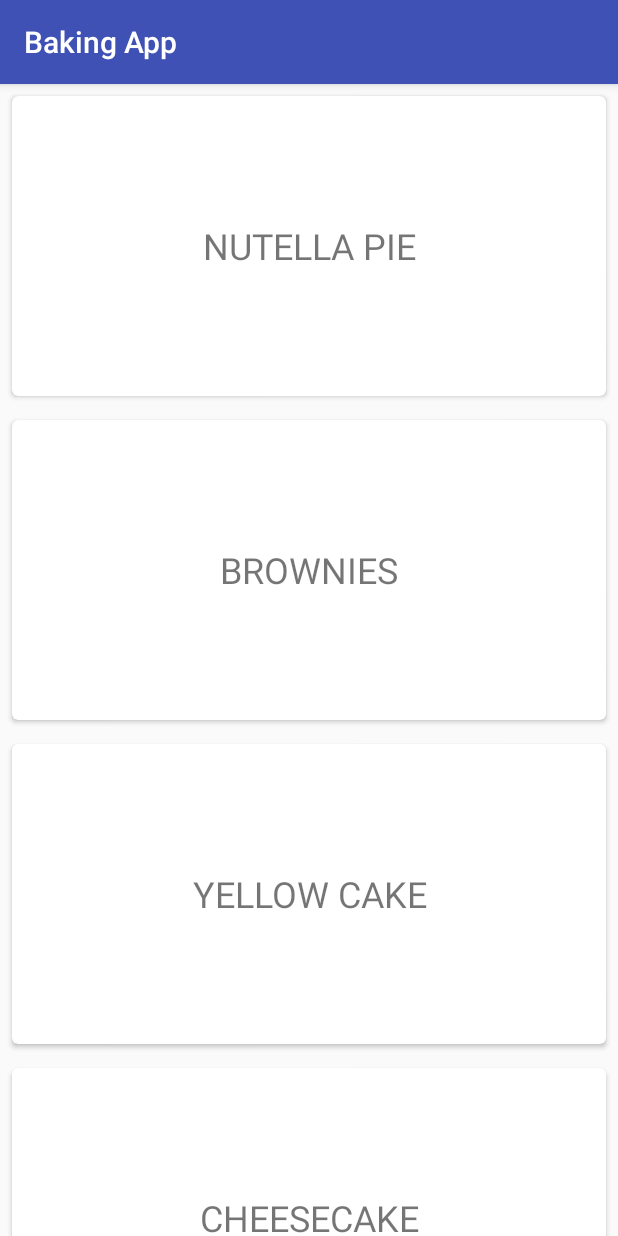
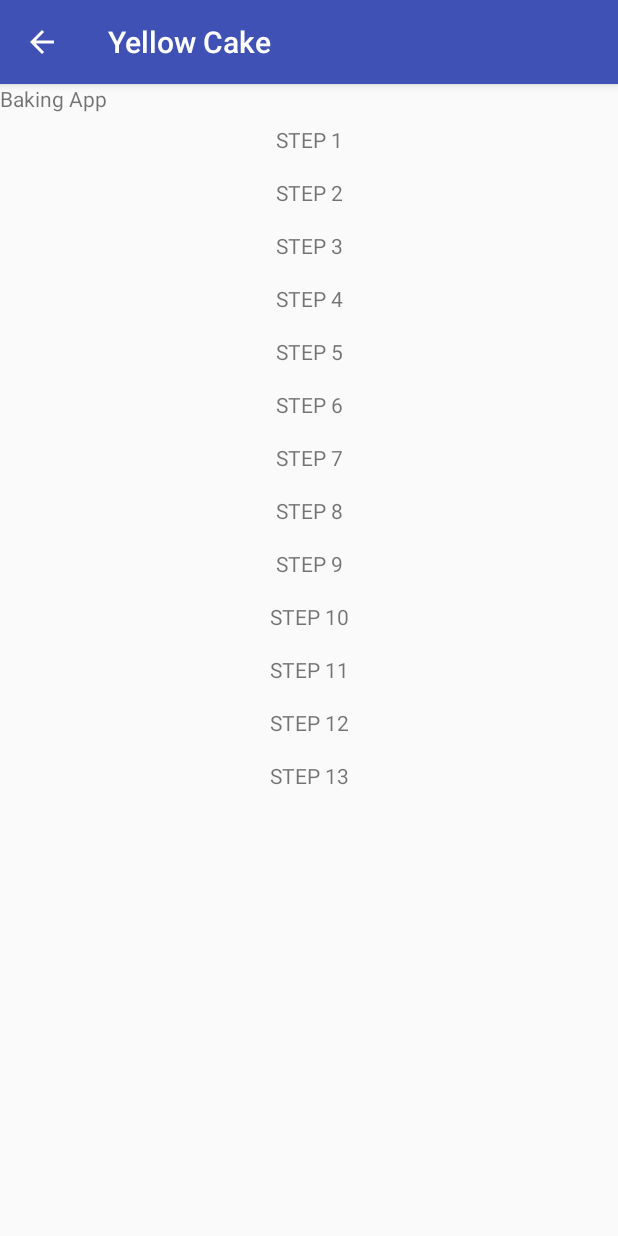
Before and after one commit to svroye/BakingApp, an Android app: the screen it shows after launch (RecipesActivity before the commit, RecipeDetailActivity after it), after a tap on "YELLOW CAKE", on a phone screen of 412 x 824 dp. Run offline under Robolectric (Android 15) with nearby library versions, the phone set to English and light mode, and no system bars.

Commit message:
Add detail activity and fragments

```diff
--- /dev/null
+++ b/app/src/main/java/com/example/steven/bakingapp/Adapters/StepsAdapter.java
@@ -0,0 +1,50 @@
+package com.example.steven.bakingapp.Adapters;
+
+import android.support.v7.widget.RecyclerView;
+import android.view.LayoutInflater;
+import android.view.View;
+import android.view.ViewGroup;
+import android.widget.TextView;
+
+import com.example.steven.bakingapp.R;
+
+/**
+ * Created by Steven on 29/04/2018.
+ */
+
+public class StepsAdapter extends RecyclerView.Adapter<StepsAdapter.StepsViewHolder> {
+
+    private int steps;
+
+    public StepsAdapter(int steps) {
+        this.steps = steps;
+    }
+
+    @Override
+    public StepsViewHolder onCreateViewHolder(ViewGroup parent, int viewType) {
+        View view = LayoutInflater.from(parent.getContext()).inflate(R.layout.steps_list_item,
+                parent, false);
+        StepsViewHolder viewHolder = new StepsViewHolder(view);
+        return viewHolder;
+    }
+
+    @Override
+    public void onBindViewHolder(StepsViewHolder holder, int position) {
+        holder.stepNumberTv.setText("STEP " + (position + 1));
+    }
+
+    @Override
+    public int getItemCount() {
+        return steps;
+    }
+
+    public class StepsViewHolder extends RecyclerView.ViewHolder {
+
+        TextView stepNumberTv;
+
+        public StepsViewHolder(View itemView) {
+            super(itemView);
+            stepNumberTv = itemView.findViewById(R.id.stepsListItem_stepTv);
+        }
+    }
+}
--- /dev/null
+++ b/app/src/main/java/com/example/steven/bakingapp/Fragments/RecipeDetailFragment.java
@@ -0,0 +1,52 @@
+package com.example.steven.bakingapp.Fragments;
+
+import android.os.Bundle;
+import android.support.annotation.Nullable;
+import android.support.v4.app.Fragment;
+import android.support.v7.widget.LinearLayoutManager;
+import android.support.v7.widget.RecyclerView;
+import android.util.Log;
+import android.view.LayoutInflater;
+import android.view.View;
+import android.view.ViewGroup;
+
+import com.example.steven.bakingapp.Adapters.StepsAdapter;
+import com.example.steven.bakingapp.Objects.RecipeStep;
+import com.example.steven.bakingapp.R;
+
+import java.util.ArrayList;
+
+/**
+ * Created by Steven on 29/04/2018.
+ */
+
+public class RecipeDetailFragment extends Fragment {
+
+    ArrayList<RecipeStep> recipeSteps = new ArrayList<>();
+    @Override
+    public void onCreate(@Nullable Bundle savedInstanceState) {
+        super.onCreate(savedInstanceState);
+        if (getArguments() != null) {
+            recipeSteps = getArguments().getParcelableArrayList("steps");
+        }
+    }
+
+    public RecipeDetailFragment() {
+    }
+
+    @Nullable
+    @Override
+    public View onCreateView(LayoutInflater inflater, @Nullable ViewGroup container, @Nullable Bundle savedInstanceState) {
+        View rootView = inflater.inflate(R.layout.fragment_recipes_and_steps, container, false);
+
+        RecyclerView rv = rootView.findViewById(R.id.recipesAndSteps_stepsRv);
+        LinearLayoutManager linearLayoutManager = new LinearLayoutManager(rootView.getContext(),
+                LinearLayoutManager.VERTICAL, false);
+        rv.setLayoutManager(linearLayoutManager);
+        rv.setHasFixedSize(true);
+        StepsAdapter adapter = new StepsAdapter(recipeSteps.size());
+        rv.setAdapter(adapter);
+
+        return rootView;
+    }
+}
--- /dev/null
+++ b/app/src/main/java/com/example/steven/bakingapp/RecipeDetailActivity.java
@@ -0,0 +1,40 @@
+package com.example.steven.bakingapp;
+
+import android.content.Intent;
+import android.support.v4.app.FragmentManager;
+import android.support.v7.app.AppCompatActivity;
+import android.os.Bundle;
+import android.widget.Toast;
+
+import com.example.steven.bakingapp.Fragments.RecipeDetailFragment;
+import com.example.steven.bakingapp.Objects.Recipe;
+
+public class RecipeDetailActivity extends AppCompatActivity {
+
+    private Recipe recipe;
+
+    @Override
+    protected void onCreate(Bundle savedInstanceState) {
+        super.onCreate(savedInstanceState);
+        setContentView(R.layout.activity_recipe_detail);
+
+        Intent intentThatStartedActivity = getIntent();
+        if (intentThatStartedActivity == null) finish();
+        if (intentThatStartedActivity.hasExtra("recipe")){
+            recipe = intentThatStartedActivity.getParcelableExtra("recipe");
+        }
+        setTitle(recipe.getName());
+
+        RecipeDetailFragment recipeDetailFragment = new RecipeDetailFragment();
+        FragmentManager fragmentManager = getSupportFragmentManager();
+        Bundle bundle = new Bundle();
+        bundle.putParcelableArrayList("steps", recipe.getSteps());
+        recipeDetailFragment.setArguments(bundle);
+
+        fragmentManager.beginTransaction()
+                .add(R.id.activityDetail_ingredientsAndSteps, recipeDetailFragment)
+                .commit();
+
+
+    }
+}
--- a/app/src/main/java/com/example/steven/bakingapp/RecipesActivity.java
+++ b/app/src/main/java/com/example/steven/bakingapp/RecipesActivity.java
@@ -1,5 +1,6 @@
 package com.example.steven.bakingapp;
 
+import android.content.Intent;
 import android.content.res.Configuration;
 import android.support.v7.app.AppCompatActivity;
 import android.os.Bundle;
@@ -52,6 +53,11 @@ public class RecipesActivity extends AppCompatActivity implements RecipesAdapter
 
     @Override
     public void onListItemClick(int position) {
-
+        Intent intentToDetailActivity = new Intent(RecipesActivity.this,
+                RecipeDetailActivity.class);
+        Recipe clickedRecipe = recipes.get(position);
+        Log.d(LOG_TAG, clickedRecipe.getName());
+        intentToDetailActivity.putExtra("recipe", clickedRecipe);
+        startActivity(intentToDetailActivity);
     }
 }
--- /dev/null
+++ b/app/src/main/res/layout/activity_recipe_detail.xml
@@ -0,0 +1,11 @@
+<?xml version="1.0" encoding="utf-8"?>
+<FrameLayout
+    android:id="@+id/activityDetail_ingredientsAndSteps"
+    xmlns:android="http://schemas.android.com/apk/res/android"
+    xmlns:app="http://schemas.android.com/apk/res-auto"
+    xmlns:tools="http://schemas.android.com/tools"
+    android:layout_width="match_parent"
+    android:layout_height="match_parent"
+    tools:context="com.example.steven.bakingapp.RecipeDetailActivity">
+
+</FrameLayout>
--- /dev/null
+++ b/app/src/main/res/layout/fragment_recipes_and_steps.xml
@@ -0,0 +1,20 @@
+<?xml version="1.0" encoding="utf-8"?>
+<LinearLayout
+    xmlns:android="http://schemas.android.com/apk/res/android"
+    xmlns:tools="http://schemas.android.com/tools"
+    android:orientation="vertical" android:layout_width="match_parent"
+    android:layout_height="match_parent">
+
+    <TextView
+        android:id="@+id/recipesAndSteps_ingredientsTv"
+        android:layout_width="match_parent"
+        android:layout_height="wrap_content"
+        android:text="@string/app_name"/>
+
+    <android.support.v7.widget.RecyclerView
+        android:id="@+id/recipesAndSteps_stepsRv"
+        android:layout_width="match_parent"
+        android:layout_height="wrap_content"/>
+
+
+</LinearLayout>
--- /dev/null
+++ b/app/src/main/res/layout/steps_list_item.xml
@@ -0,0 +1,10 @@
+<?xml version="1.0" encoding="utf-8"?>
+<TextView
+    android:id="@+id/stepsListItem_stepTv"
+    xmlns:android="http://schemas.android.com/apk/res/android"
+    android:layout_width="match_parent"
+    android:layout_height="wrap_content"
+    android:layout_gravity="center"
+    android:gravity="center"
+    android:padding="8dp">
+</TextView>
```
Also changed, not shown: app/src/main/AndroidManifest.xml (+7 -1 lines), app/src/main/java/com/example/steven/bakingapp/Objects/Ingredient.java (+32 -11 lines), app/src/main/java/com/example/steven/bakingapp/Objects/Recipe.java (+36 -12 lines), app/src/main/java/com/example/steven/bakingapp/Objects/RecipeStep.java (+35 -12 lines).
